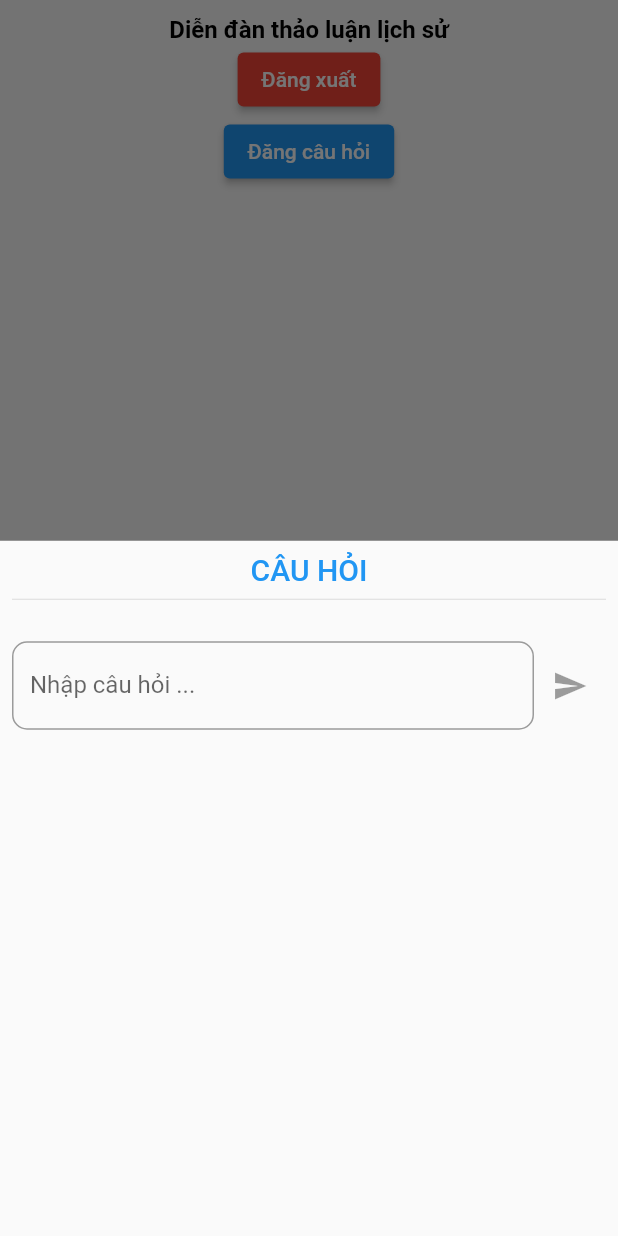
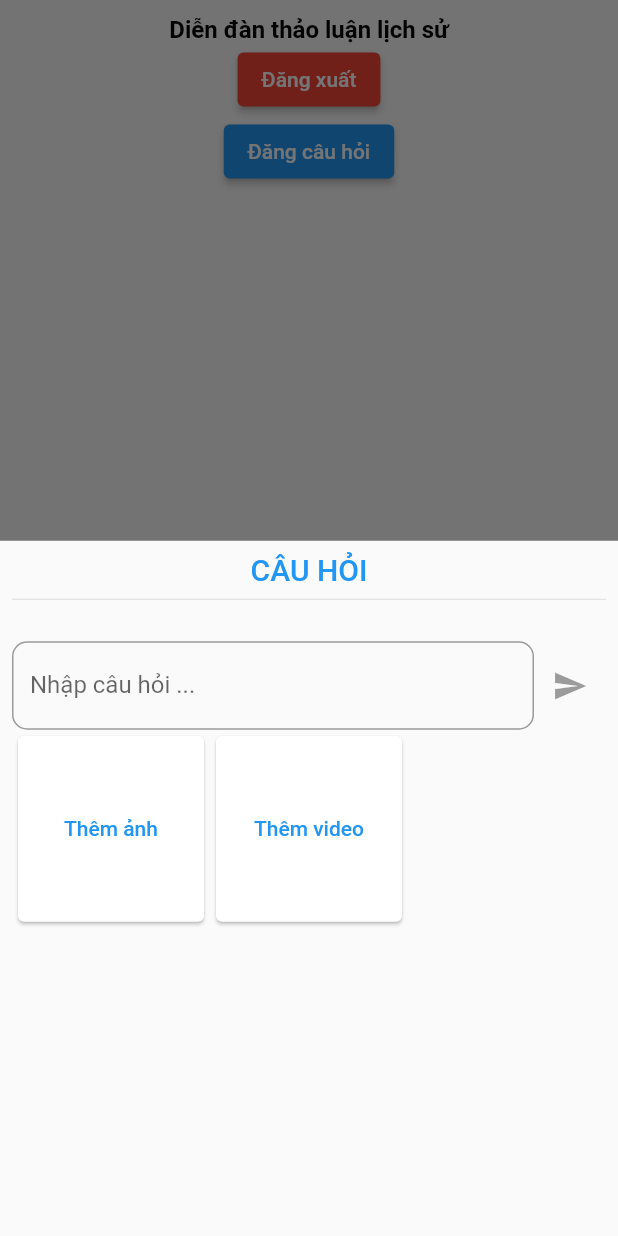
Before and after one commit to HuyChocco/AppLichSu, a Flutter app: the DiscussionScreen screen opened directly, after a tap on "Đăng câu hỏi", on a phone screen of 412 x 824 dp. Run offline on Flutter 3.47's test engine with Material 2 defaults, Android fonts, the phone set to English and light mode, and no system bars; our stand-ins replace cloud_firestore, dotted_border, firebase_auth, firebase_core, firebase_storage, flutter_local_notifications and 8 more; missing offline and left inert: tiengviet, timeline_list; accounts and stored records are empty.

Commit message:
add picker video

```diff
--- a/lib/screens/discussion/discussion_screen.dart
+++ b/lib/screens/discussion/discussion_screen.dart
@@ -1,9 +1,12 @@
+import 'dart:io';
+
 import 'package:cloud_firestore/cloud_firestore.dart';
 import 'package:firebase_auth/firebase_auth.dart';
 import 'package:firebase_core/firebase_core.dart';
 import 'package:flutter/material.dart';
 import 'package:hisapp/screens/splash_screen.dart';
 import 'package:hisapp/widgets/login/login_screen.dart';
+import 'package:hisapp/widgets/pickers/multiple_image_picker.dart';
 import 'package:hisapp/widgets/signup/signup_screen.dart';
 
 import '../../constants.dart';
@@ -17,6 +20,13 @@ class _DiscussionScreenState extends State<DiscussionScreen> {
   bool _isLogin = false;
 
   var _pageViewController = PageController();
+
+  File _userImageFile;
+
+  void _pickedImage(File image) {
+    _userImageFile = image;
+  }
+
   void _logOut() async {
     final _auth = FirebaseAuth.instance;
     await _auth.signOut();
@@ -135,6 +145,7 @@ class _DiscussionScreenState extends State<DiscussionScreen> {
                       )
                     ],
                   ),
+                  MultipleImagePicker(_pickedImage),
                 ],
               ),
             ));
--- /dev/null
+++ b/lib/widgets/pickers/multiple_image_picker.dart
@@ -0,0 +1,192 @@
+import 'dart:io';
+
+import 'package:flutter/material.dart';
+import 'package:image_picker/image_picker.dart';
+import 'package:video_player/video_player.dart';
+
+class MultipleImagePicker extends StatefulWidget {
+  MultipleImagePicker(this.imagePickFn);
+
+  final void Function(File pickedImage) imagePickFn;
+
+  @override
+  _MultipleImagePickerState createState() => _MultipleImagePickerState();
+}
+
+class _MultipleImagePickerState extends State<MultipleImagePicker> {
+  List images = [];
+  File _imageFile;
+
+  VideoPlayerController _controller;
+  Future<void> _initializeVideoPlayerFuture;
+  @override
+  void initState() {
+    setState(() {
+      images.add("Add Image");
+      images.add("Add Video");
+      // images.add("Add Image");
+      // images.add("Add Image");
+    });
+    super.initState();
+  }
+
+  @override
+  void dispose() {
+    // Ensure disposing of the VideoPlayerController to free up resources.
+    _controller?.dispose();
+    super.dispose();
+  }
+
+  @override
+  Widget build(BuildContext context) {
+    return buildGridView();
+  }
+
+  Widget buildGridView() {
+    return GridView.count(
+      shrinkWrap: true,
+      crossAxisCount: 3,
+      childAspectRatio: 1,
+      children: List.generate(images.length, (index) {
+        if (images[index] is ImageUploadModel) {
+          ImageUploadModel uploadModel = images[index];
+          return Card(
+            clipBehavior: Clip.antiAlias,
+            child: Stack(
+              children: <Widget>[
+                if (uploadModel.type == "video")
+                  FutureBuilder(
+                    future: _initializeVideoPlayerFuture,
+                    builder: (context, snapshot) {
+                      if (snapshot.connectionState == ConnectionState.done) {
+                        // If the VideoPlayerController has finished initialization, use
+                        // the data it provides to limit the aspect ratio of the video.
+                        return AspectRatio(
+                          aspectRatio: _controller.value.aspectRatio,
+                          // Use the VideoPlayer widget to display the video.
+                          child: VideoPlayer(_controller),
+                        );
+                      } else {
+                        // If the VideoPlayerController is still initializing, show a
+                        // loading spinner.
+                        return Center(child: CircularProgressIndicator());
+                      }
+                    },
+                  )
+                else
+                  Image.file(
+                    uploadModel.imageFile,
+                    width: 300,
+                    height: 300,
+                  ),
+                Positioned(
+                  right: 5,
+                  top: 5,
+                  child: InkWell(
+                    child: Icon(
+                      Icons.remove_circle,
+                      size: 20,
+                      color: Colors.red,
+                    ),
+                    onTap: () {
+                      if (_controller != null) _controller.pause();
+                      setState(() {
+                        if (uploadModel.type == "image")
+                          images.replaceRange(index, index + 1, ['Add Image']);
+                        else if (uploadModel.type == "video")
+                          images.replaceRange(index, index + 1, ['Add Video']);
+                      });
+                    },
+                  ),
+                ),
+              ],
+            ),
+          );
+        } else {
+          if (images[index] == "Add Image")
+            return Card(
+              child: TextButton(
+                //style: ButtonStyle(backgroundColor: ),
+                child: Text("Thêm ảnh"),
+                onPressed: () {
+                  _onAddImageClick(index);
+                },
+              ),
+            );
+          else if (images[index] == "Add Video")
+            return Card(
+              child: TextButton(
+                //style: ButtonStyle(backgroundColor: ),
+                child: Text("Thêm video"),
+                onPressed: () {
+                  _onAddImageClick(index);
+                },
+              ),
+            );
+          else
+            return Container();
+        }
+      }),
+    );
+  }
+
+  Future<void> _onAddImageClick(int index) async {
+    if (images[index] == "Add Image") {
+      final pickedImageFile =
+          await ImagePicker().getImage(source: ImageSource.gallery);
+      if (pickedImageFile == null) return;
+      setState(() {
+        _imageFile = File(pickedImageFile.path);
+      });
+
+      getFileImage(index);
+      widget.imagePickFn(File(pickedImageFile.path));
+    } else if (images[index] == "Add Video") {
+      final pickedImageFile =
+          await ImagePicker().getVideo(source: ImageSource.gallery);
+      if (pickedImageFile == null) return;
+      setState(() {
+        _imageFile = File(pickedImageFile.path);
+      });
+      _controller = VideoPlayerController.file(_imageFile);
+      _initializeVideoPlayerFuture = _controller.initialize();
+      _controller.setLooping(true);
+      _controller.play();
+      getFileImage(index);
+      widget.imagePickFn(File(pickedImageFile.path));
+    }
+  }
+
+  void getFileImage(int index) {
+    if (_imageFile != null) {
+      setState(() {
+        ImageUploadModel imageUpload = new ImageUploadModel();
+        imageUpload.isUploaded = false;
+        imageUpload.uploading = false;
+        imageUpload.imageFile = _imageFile;
+        imageUpload.imageUrl = '';
+        if (images[index] == "Add Image") {
+          imageUpload.type = "image";
+        } else if (images[index] == "Add Video") {
+          imageUpload.type = "video";
+        }
+        images.replaceRange(index, index + 1, [imageUpload]);
+      });
+    }
+  }
+}
+
+class ImageUploadModel {
+  bool isUploaded;
+  bool uploading;
+  File imageFile;
+  String imageUrl;
+  String type;
+
+  ImageUploadModel(
+      {this.isUploaded,
+      this.uploading,
+      this.imageFile,
+      this.imageUrl,
+      this.type});
+}
--- a/pubspec.yaml
+++ b/pubspec.yaml
@@ -49,6 +49,7 @@ dependencies:
   dotted_border:
   timeline_list: ^0.0.5
   tiengviet: ^0.5.0
+  video_player:
 
 dev_dependencies:
   flutter_test:
```
Also changed, not shown: pubspec.lock.
